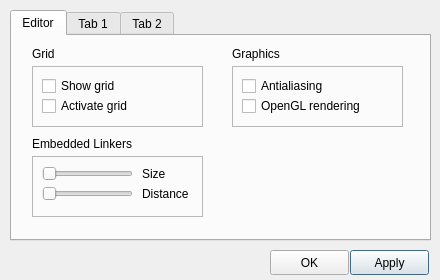
First picture: the form in unreal/trunk/qrgui/mainwindow/preferencesDialog.ui, repository qreal/qreal, before the edit.
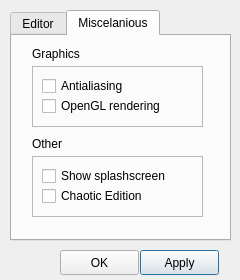
Second picture: the form after the edit.

Commit message: Preferences Dialog.

What changed in the file:
```diff
--- a/unreal/trunk/qrgui/mainwindow/preferencesDialog.ui
+++ b/unreal/trunk/qrgui/mainwindow/preferencesDialog.ui
@@ -6,19 +6,19 @@
    <rect>
     <x>0</x>
     <y>0</y>
-    <width>440</width>
+    <width>240</width>
     <height>280</height>
    </rect>
   </property>
   <property name="minimumSize">
    <size>
-    <width>440</width>
+    <width>240</width>
     <height>280</height>
    </size>
   </property>
   <property name="maximumSize">
    <size>
-    <width>440</width>
+    <width>240</width>
     <height>280</height>
    </size>
   </property>
@@ -28,7 +28,7 @@
   <widget class="QPushButton" name="applyButton">
    <property name="geometry">
     <rect>
-     <x>350</x>
+     <x>140</x>
      <y>250</y>
      <width>79</width>
      <height>25</height>
@@ -41,7 +41,7 @@
   <widget class="QPushButton" name="okButton">
    <property name="geometry">
     <rect>
-     <x>270</x>
+     <x>60</x>
      <y>250</y>
      <width>79</width>
      <height>25</height>
@@ -56,12 +56,12 @@
     <rect>
      <x>10</x>
      <y>10</y>
-     <width>421</width>
+     <width>221</width>
      <height>231</height>
     </rect>
    </property>
    <property name="currentIndex">
-    <number>0</number>
+    <number>1</number>
    </property>
    <widget class="QWidget" name="editorTab">
     <attribute name="title">
@@ -159,6 +159,12 @@
         <height>16</height>
        </rect>
       </property>
+      <property name="minimum">
+       <number>4</number>
+      </property>
+      <property name="maximum">
+       <number>20</number>
+      </property>
       <property name="orientation">
        <enum>Qt::Horizontal</enum>
       </property>
@@ -185,6 +191,12 @@
         <height>16</height>
        </rect>
       </property>
+      <property name="minimum">
+       <number>5</number>
+      </property>
+      <property name="maximum">
+       <number>20</number>
+      </property>
       <property name="orientation">
        <enum>Qt::Horizontal</enum>
       </property>
@@ -199,27 +211,19 @@
        </rect>
       </property>
       <property name="text">
-       <string>Distance</string>
+       <string>Indent</string>
       </property>
      </widget>
     </widget>
-    <widget class="QLabel" name="label_5">
-     <property name="geometry">
-      <rect>
-       <x>220</x>
-       <y>10</y>
-       <width>61</width>
-       <height>16</height>
-      </rect>
-     </property>
-     <property name="text">
-      <string>Graphics</string>
-     </property>
-    </widget>
+   </widget>
+   <widget class="QWidget" name="miscTab">
+    <attribute name="title">
+     <string>Miscelanious</string>
+    </attribute>
     <widget class="QFrame" name="frame_3">
      <property name="geometry">
       <rect>
-       <x>220</x>
+       <x>20</x>
        <y>30</y>
        <width>171</width>
        <height>61</height>
@@ -258,16 +262,74 @@
       </property>
      </widget>
     </widget>
-   </widget>
-   <widget class="QWidget" name="tab">
-    <attribute name="title">
-     <string>Tab 1</string>
-    </attribute>
-   </widget>
-   <widget class="QWidget" name="tab_2">
-    <attribute name="title">
-     <string>Tab 2</string>
-    </attribute>
+    <widget class="QLabel" name="label_5">
+     <property name="geometry">
+      <rect>
+       <x>20</x>
+       <y>10</y>
+       <width>61</width>
+       <height>16</height>
+      </rect>
+     </property>
+     <property name="text">
+      <string>Graphics</string>
+     </property>
+    </widget>
+    <widget class="QLabel" name="label_6">
+     <property name="geometry">
+      <rect>
+       <x>20</x>
+       <y>100</y>
+       <width>61</width>
+       <height>16</height>
+      </rect>
+     </property>
+     <property name="text">
+      <string>Other</string>
+     </property>
+    </widget>
+    <widget class="QFrame" name="frame_4">
+     <property name="geometry">
+      <rect>
+       <x>20</x>
+       <y>120</y>
+       <width>171</width>
+       <height>61</height>
+      </rect>
+     </property>
+     <property name="frameShape">
+      <enum>QFrame::StyledPanel</enum>
+     </property>
+     <property name="frameShadow">
+      <enum>QFrame::Raised</enum>
+     </property>
+     <widget class="QCheckBox" name="splashScreenCheckBox">
+      <property name="geometry">
+       <rect>
+        <x>10</x>
+        <y>10</y>
+        <width>141</width>
+        <height>20</height>
+       </rect>
+      </property>
+      <property name="text">
+       <string>Show splashscreen</string>
+      </property>
+     </widget>
+     <widget class="QCheckBox" name="chaoticEditionCheckBox">
+      <property name="geometry">
+       <rect>
+        <x>10</x>
+        <y>30</y>
+        <width>141</width>
+        <height>20</height>
+       </rect>
+      </property>
+      <property name="text">
+       <string>Chaotic Edition</string>
+      </property>
+     </widget>
+    </widget>
    </widget>
   </widget>
  </widget>
```
Left out of the diff: 15 changed lines with no effect on the pictures. The commit also changes 6 other files.
